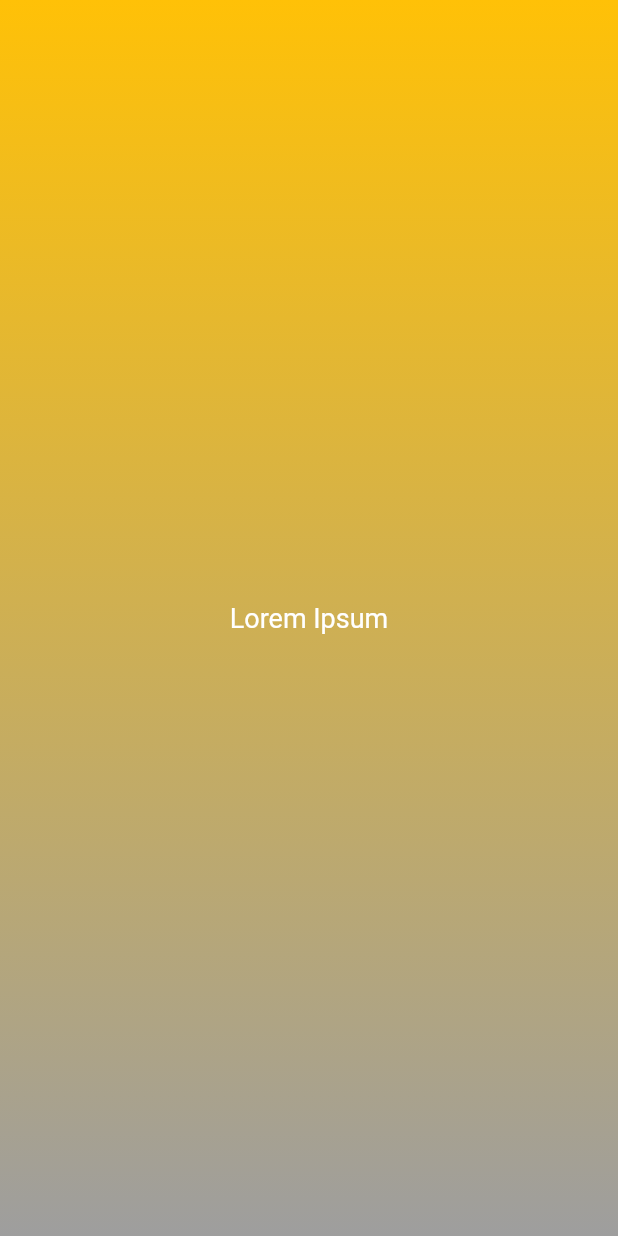
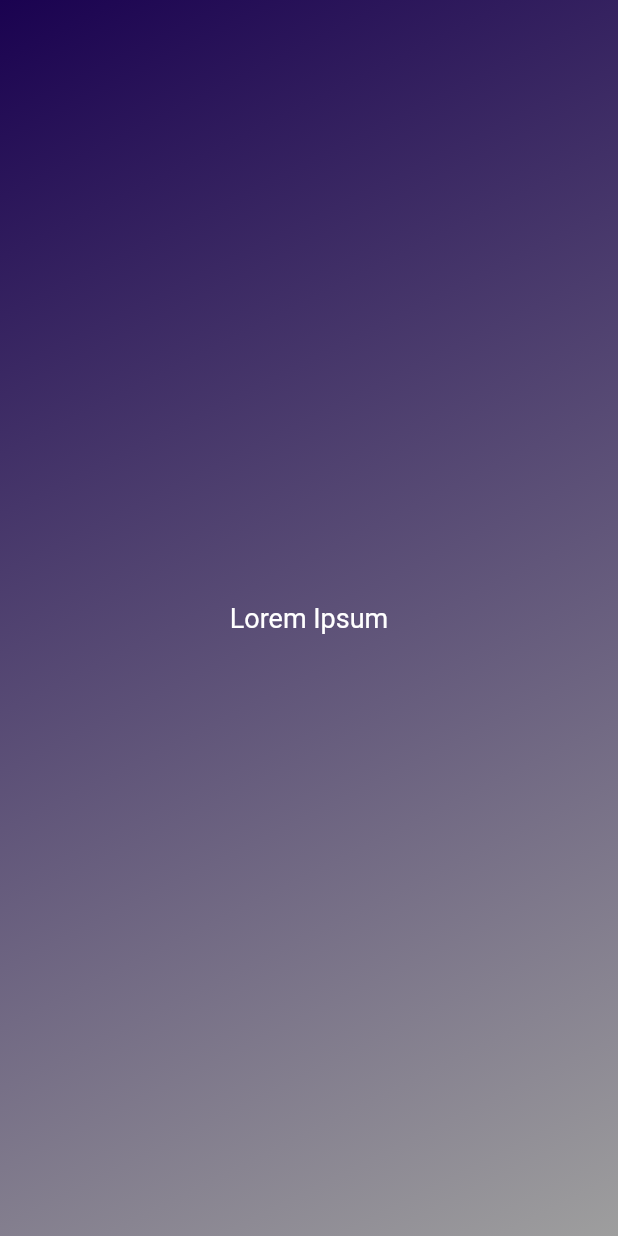
Before and after one commit to hongphuc5497/flutter-fundamental, a Flutter app: the screen it shows after launch, on a phone screen of 412 x 824 dp. Run offline on Flutter 3.47's test engine with Material 2 defaults, Android fonts, the phone set to English and light mode, and no system bars; missing offline and left inert: dart:ffi.

Commit message:
flutter: params passing to custom widget

```diff
--- a/lib/gradient_container.dart
+++ b/lib/gradient_container.dart
@@ -1,23 +1,36 @@
+import 'dart:ffi';
+
 import 'package:flutter/material.dart';
 
 import 'package:flutter_fundamental/styled_text.dart';
 
+// Variable declarations
+// var startAlignment = Alignment.topLeft;
+// var startAlignment;
+// Alignment? startAlignment;
+// final startAlignment = Alignment.topLeft;
+
+Alignment startAlignment = Alignment.topLeft;
+const endAlignment = Alignment.bottomRight;
+
 class GradientContainer extends StatelessWidget {
   // GradientContainer({key}): super(key: key);
   // Shorthand for the above line
-  const GradientContainer({super.key});
+  const GradientContainer(this.colors, this.text, {super.key});
+
+  final List<Color> colors;
+
+  final String text;
 
   @override
   Widget build(context) {
     return Container(
-      decoration: const BoxDecoration(
+      decoration: BoxDecoration(
         gradient: LinearGradient(
-            colors: [Colors.amber, Colors.grey],
-            begin: Alignment.topRight,
-            end: Alignment.bottomRight),
+            colors: colors, begin: startAlignment, end: endAlignment),
       ),
-      child: const Center(
-        child: StyledText(),
+      child: Center(
+        child: StyledText(text),
       ),
     );
   }
--- a/lib/main.dart
+++ b/lib/main.dart
@@ -3,10 +3,13 @@ import 'package:flutter/material.dart';
 import 'package:flutter_fundamental/gradient_container.dart';
 
 void main() {
+  const colors = [Color.fromARGB(255, 26, 2, 80), Colors.grey];
+  const text = 'Lorem Ipsum';
+
   runApp(const MaterialApp(
     debugShowCheckedModeBanner: false,
     home: Scaffold(
-      body: GradientContainer(),
+      body: GradientContainer(colors, text),
     ),
   ));
 }
--- a/lib/styled_text.dart
+++ b/lib/styled_text.dart
@@ -3,13 +3,17 @@ import 'package:flutter/material.dart';
 class StyledText extends StatelessWidget {
   // StyledText({key}): super(key: key);
   // Shorthand for the above line
-  const StyledText({super.key});
+
+  // const StyledText(String text, {super.key});
+  const StyledText (this.text, {super.key});
+
+  final String text;
 
   @override
   Widget build(context) {
-    return const Text(
-      'Lorem Ipsum',
-      style: TextStyle(fontSize: 18, color: Colors.white),
+    return Text(
+      text,
+      style: const TextStyle(fontSize: 18, color: Colors.white),
     );
   }
 }
```
